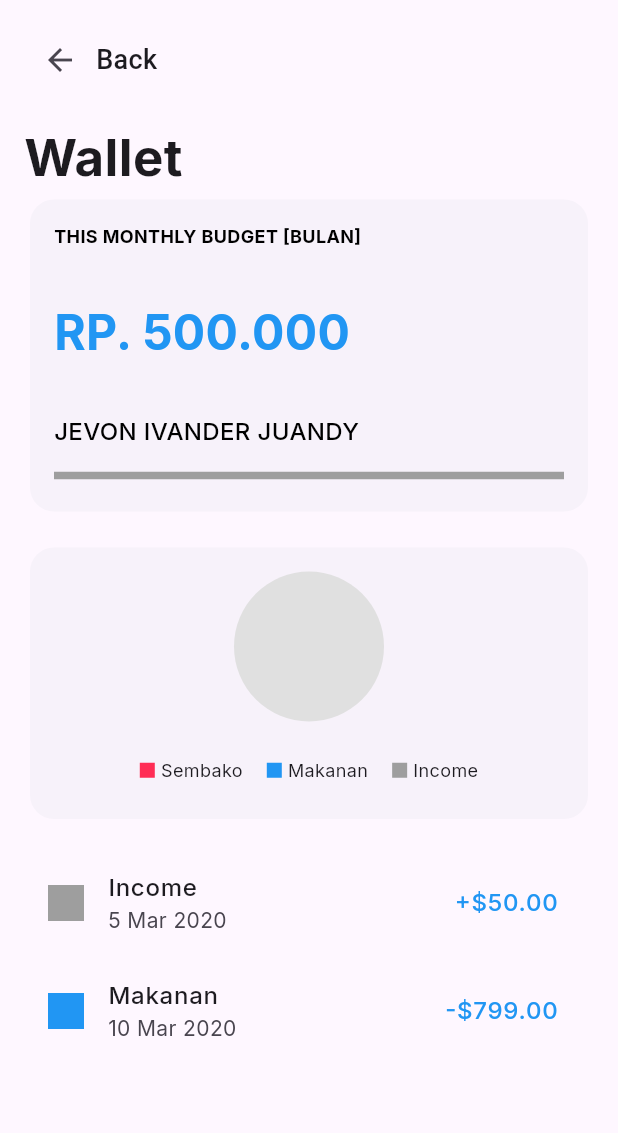
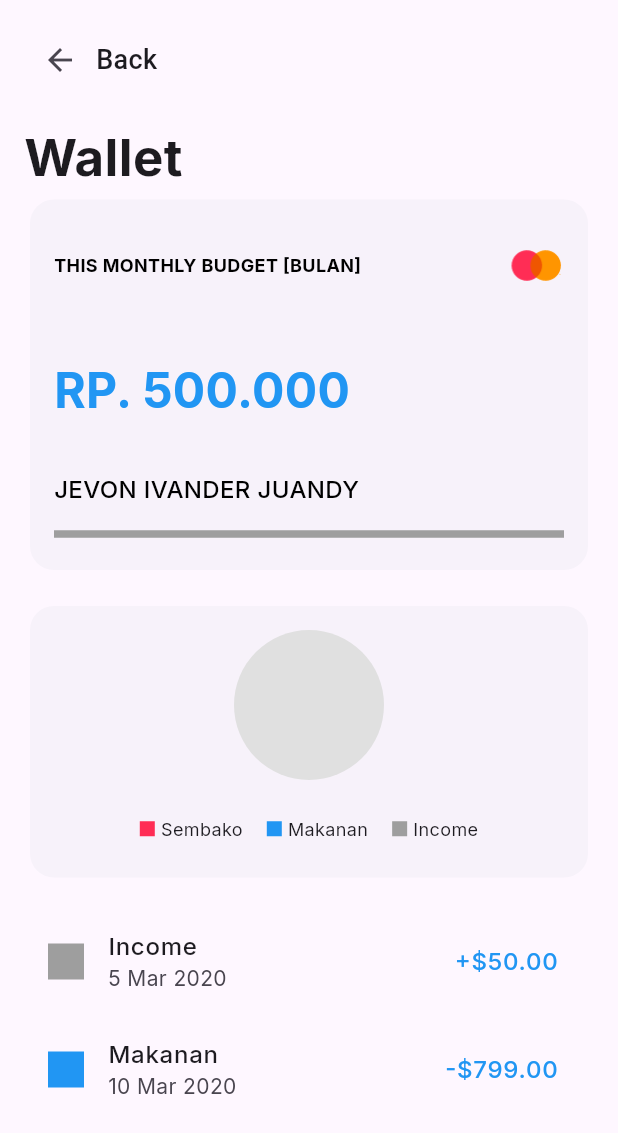
Before and after one commit to Jedy24/finance_tracker, a Flutter app: the BalancePage screen opened directly, on a phone screen of 412 x 824 dp. Shown: the top 1133 px of the screen. Run offline on Flutter 3.47's test engine with Material 3 defaults, Android fonts, the phone set to English and light mode, and no system bars; our stand-ins replace google_fonts.

```diff
--- a/lib/balance.dart
+++ b/lib/balance.dart
@@ -53,6 +53,9 @@ class BalancePage extends StatelessWidget {
                   child: Column(
                     crossAxisAlignment: CrossAxisAlignment.start,
                     children: [
+                      Row(
+                        mainAxisAlignment: MainAxisAlignment.spaceBetween,
+                        children: [
                           Text(
                             'THIS MONTHLY BUDGET [BULAN]',
                             style: GoogleFonts.inter(
@@ -60,6 +63,14 @@ class BalancePage extends StatelessWidget {
                               color: Colors.black,
                               fontWeight: FontWeight.bold,
                             ),
+                          ),
+                          // Visa image
+                          Image.asset(
+                            'assets/images/visa.png',
+                            height: 56,
+                            width: 37,
+                          ),
+                        ],
                       ),
                       const SizedBox(height: 32),
 
```
Lines whose indentation alone changed are shown as unchanged.
